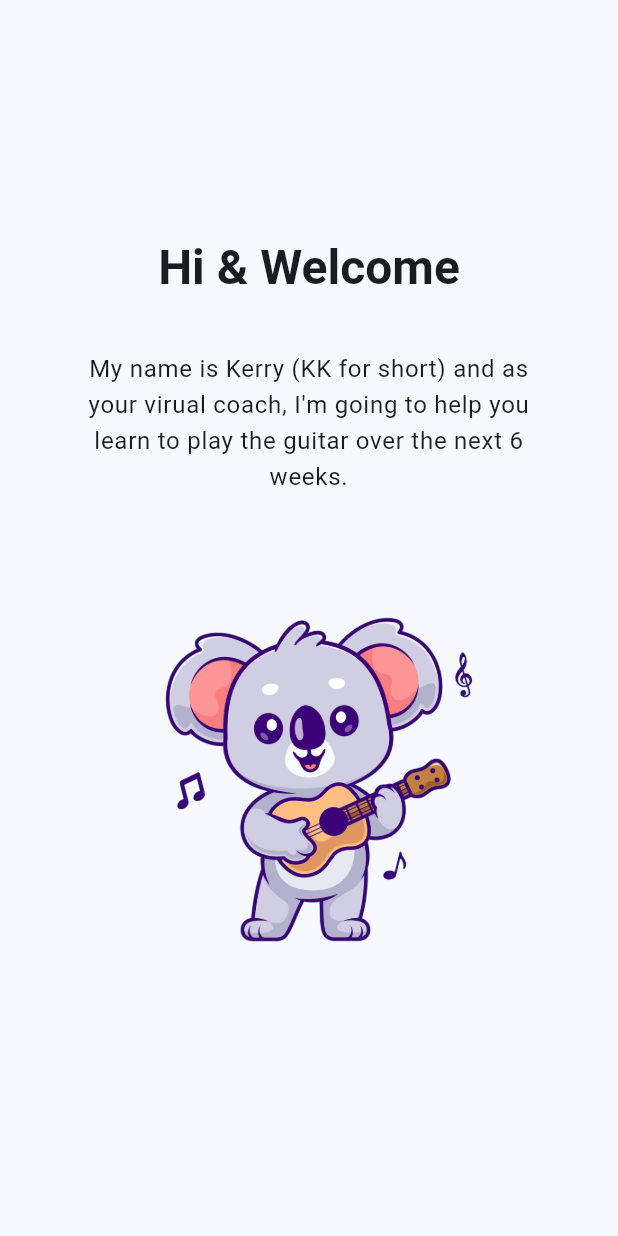
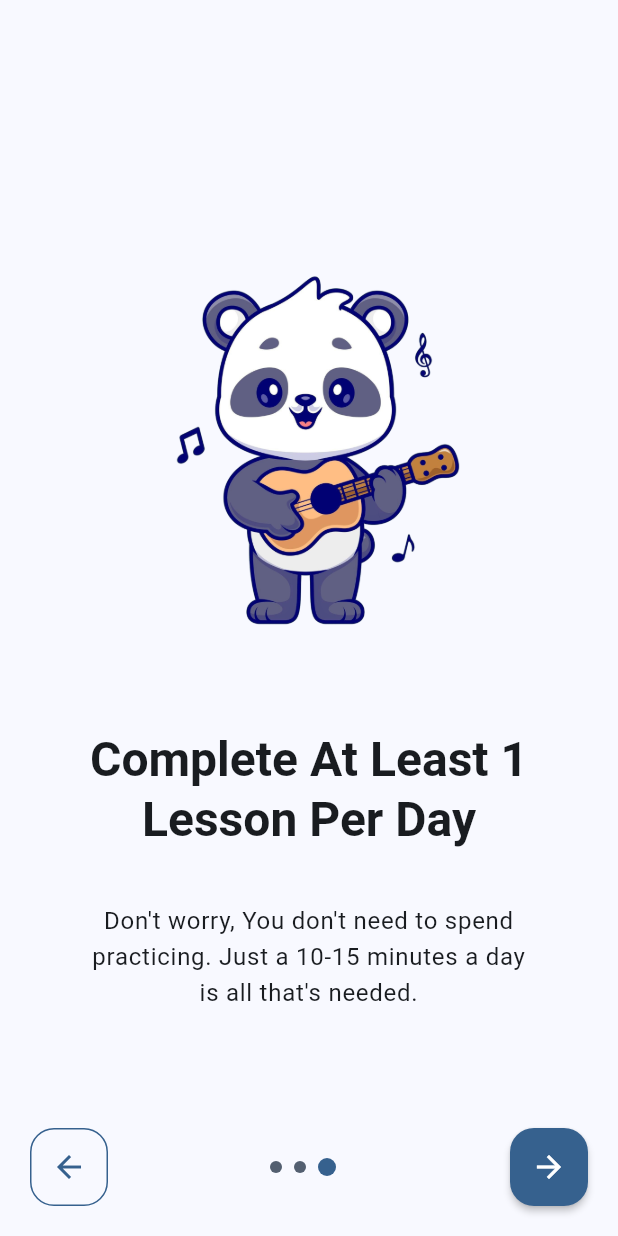
Before and after one commit to titoo-dev/guitarist_academy, a Flutter app: the screen it shows after launch, swiped to page 3, on a phone screen of 412 x 824 dp. Run offline on Flutter 3.47's test engine with Material 3 defaults, Android fonts, the phone set to English and light mode, and no system bars; our stand-ins replace get.

Commit message:
Implement onboarding flow with multiple pages and update theme settings

```diff
--- a/lib/app/modules/onboarding/views/onboarding_view.dart
+++ b/lib/app/modules/onboarding/views/onboarding_view.dart
@@ -5,63 +5,93 @@ import 'package:get/get.dart';
 import '../controllers/onboarding_controller.dart';
 
 class OnboardingView extends GetView<OnboardingController> {
-  const OnboardingView({super.key});
+  final List<Widget> onboardingPages;
+
+  const OnboardingView({super.key, required this.onboardingPages});
+
   @override
   Widget build(BuildContext context) {
     return Scaffold(
-      body: PageView.builder(
-        physics: NeverScrollableScrollPhysics(),
-        itemCount: 4,
-        itemBuilder: (context, index) {
-          return WelcomePage();
-        },
+      body: Stack(
+        children: [
+          PageView.builder(
+            controller: controller.pageController,
+            physics: NeverScrollableScrollPhysics(),
+            itemCount: onboardingPages.length,
+            itemBuilder: (context, index) {
+              return onboardingPages[index];
+            },
+          ),
+          Positioned(
+            bottom: 20,
+            left: 20,
+            right: 20,
+            child: Row(
+              crossAxisAlignment: CrossAxisAlignment.center,
+              children: [
+                Obx(
+                  () => Opacity(
+                    opacity: controller.currentPage.value == 0 ? 0 : 1,
+                    child: MaterialButton(
+                      onPressed: controller.previousPage,
+                      textColor: Theme.of(context).colorScheme.primary,
+                      minWidth: 0,
+                      padding: EdgeInsets.all(14.0),
+                      shape: RoundedRectangleBorder(
+                        borderRadius: BorderRadius.circular(16),
+                        side: BorderSide(
+                          color: Theme.of(context).colorScheme.primary,
+                        ),
+                      ),
+                      child: Icon(Icons.arrow_back_outlined),
+                    ),
+                  ),
+                ),
+                Spacer(),
+
+                // indicator
+                Row(
+                  children: List.generate(
+                    onboardingPages.length,
+                    (index) {
+                      return Obx(
+                        () => AnimatedContainer(
+                          duration: Duration(milliseconds: 300),
+                          margin: EdgeInsets.only(right: 8.0),
+                          width: controller.currentPage.value == index
+                              ? 12.0
+                              : 8.0,
+                          height: controller.currentPage.value == index
+                              ? 12.0
+                              : 8.0,
+                          decoration: BoxDecoration(
+                            shape: BoxShape.circle,
+                            color: controller.currentPage.value == index
+                                ? Theme.of(context).colorScheme.primary
+                                : Theme.of(context).colorScheme.secondary,
+                          ),
+                        ),
+                      );
+                    },
+                  ),
+                ),
+
+                Spacer(),
+                MaterialButton(
+                  onPressed: controller.nextPage,
+                  color: Theme.of(context).colorScheme.primary,
+                  textColor: Theme.of(context).colorScheme.onPrimary,
+                  minWidth: 0,
+                  padding: EdgeInsets.all(14.0),
+                  shape: RoundedRectangleBorder(
+                      borderRadius: BorderRadius.circular(16)),
+                  child: Icon(Icons.arrow_forward_outlined),
+                ),
+              ],
+            ),
+          )
+        ],
       ),
     );
   }
 }
-
-class WelcomePage extends StatelessWidget {
-  const WelcomePage({super.key});
-
-  @override
-  Widget build(BuildContext context) {
-    return Column(
-      mainAxisAlignment: MainAxisAlignment.center,
-      spacing: 8.0,
-      children: [
-        Padding(
-          padding: const EdgeInsets.all(14.0),
-          child: Text(
-            'Hi & Welcome',
-            style: Theme.of(context)
-                .textTheme
-                .headlineLarge
-                ?.copyWith(fontWeight: FontWeight.w600),
-          ),
-        ),
-        Padding(
-          padding: const EdgeInsets.all(14.0),
-          child: ConstrainedBox(
-            constraints: BoxConstraints(
-              maxWidth: 300,
-            ),
-            child: Text(
-              'My name is Kerry (KK for short) and as your virual coach, I\'m going to help you learn to play the guitar over the next 6 weeks.',
-              style: Theme.of(context).textTheme.bodyLarge,
-              textAlign: TextAlign.center,
-            ),
-          ),
-        ),
-
-        // image
-        Padding(
-          padding: const EdgeInsets.all(14.0),
-          child: Image.asset(
-            'assets/onboard3.png',
-            height: 300,
-          ),
-        ),
-      ],
-    );
-  }
-}
--- /dev/null
+++ b/lib/app/modules/onboarding/widgets/onboarding3.dart
@@ -0,0 +1,53 @@
+import 'package:flutter/material.dart';
+
+class Onboarding3 extends StatelessWidget {
+  const Onboarding3({super.key});
+
+  @override
+  Widget build(BuildContext context) {
+    return Column(
+      mainAxisAlignment: MainAxisAlignment.center,
+      spacing: 8.0,
+      children: [
+        // image
+        Padding(
+          padding: const EdgeInsets.all(14.0),
+          child: Image.asset(
+            'assets/onboard1.png',
+            height: 300,
+          ),
+        ),
+
+        Padding(
+          padding: const EdgeInsets.all(14.0),
+          child: ConstrainedBox(
+            constraints: BoxConstraints(
+              maxWidth: 300,
+            ),
+            child: Text(
+              'Complete At Least 1 Lesson Per Day',
+              textAlign: TextAlign.center,
+              style: Theme.of(context)
+                  .textTheme
+                  .headlineLarge
+                  ?.copyWith(fontWeight: FontWeight.w600),
+            ),
+          ),
+        ),
+        Padding(
+          padding: const EdgeInsets.all(14.0),
+          child: ConstrainedBox(
+            constraints: BoxConstraints(
+              maxWidth: 300,
+            ),
+            child: Text(
+              'Don\'t worry, You don\'t need to spend practicing. Just a 10-15 minutes a day is all that\'s needed.',
+              style: Theme.of(context).textTheme.bodyLarge,
+              textAlign: TextAlign.center,
+            ),
+          ),
+        ),
+      ],
+    );
+  }
+}
--- a/lib/app/shared/theme.dart
+++ b/lib/app/shared/theme.dart
@@ -5,7 +5,7 @@ final colorScheme = ColorScheme.fromSeed(seedColor: Colors.blue);
 
 const kSystemUiOverlayStyle = SystemUiOverlayStyle(
   statusBarColor: Colors.transparent,
-  statusBarIconBrightness: Brightness.light,
+  statusBarIconBrightness: Brightness.dark,
   statusBarBrightness: Brightness.dark,
   systemNavigationBarColor: Colors.white,
   systemNavigationBarIconBrightness: Brightness.dark,
```
Also changed, not shown: lib/app/modules/onboarding/controllers/onboarding_controller.dart (+28 -2 lines), lib/app/modules/onboarding/widgets/onboarding1.dart (added, +47 -0 lines), lib/app/modules/onboarding/widgets/onboarding2.dart (added, +53 -0 lines), lib/app/routes/app_pages.dart (+10 -1 lines), assets/onboard4.png (deleted).
